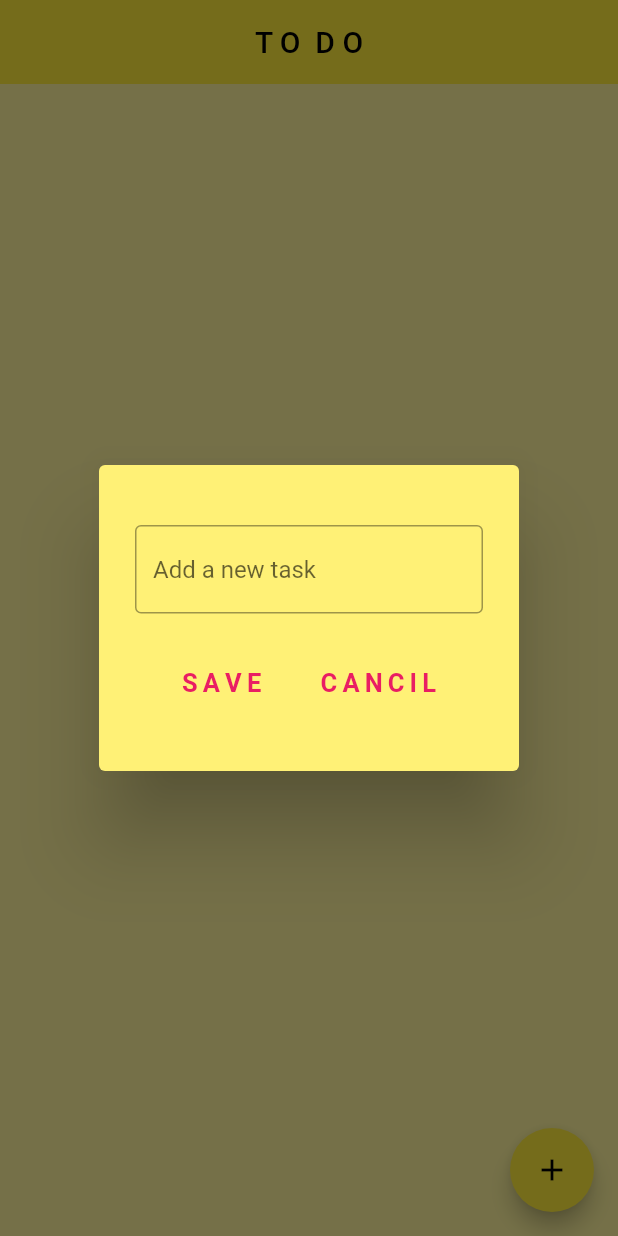
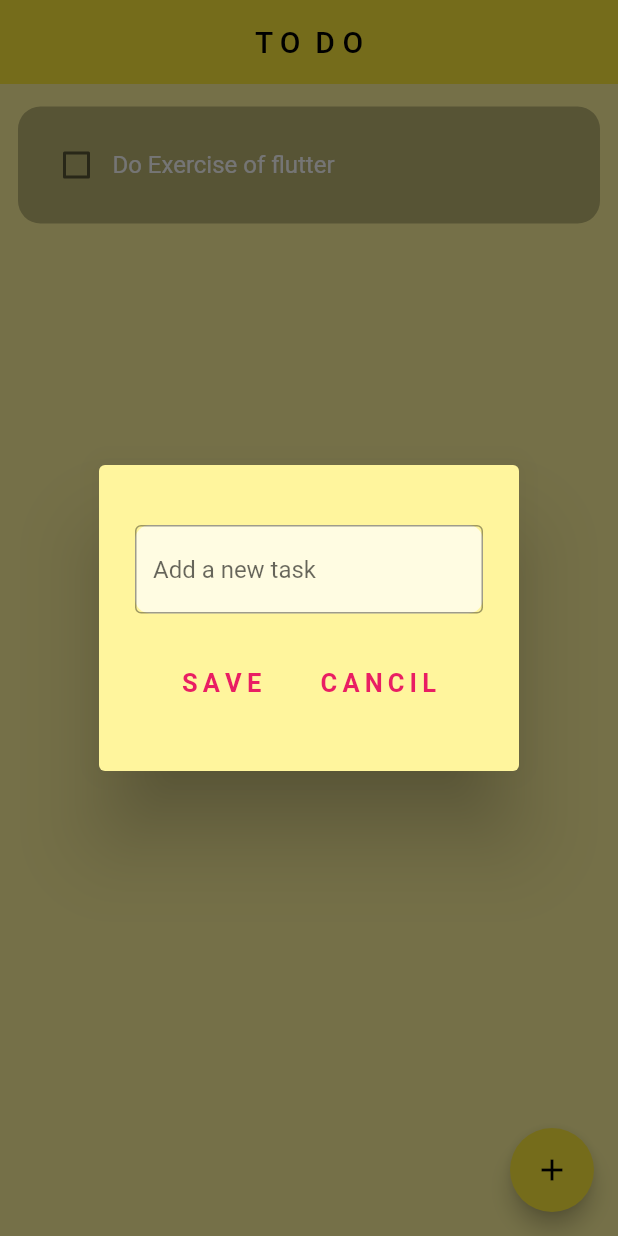
Before and after one commit to navneetprajapati26/To-Do, a Flutter app: the screen it shows after launch, after a tap on the "add" icon, on a phone screen of 412 x 824 dp. Run offline on Flutter 3.47's test engine with Material 2 defaults, Android fonts, the phone set to English and light mode, and no system bars; drawn by our look-alikes of flutter_slidable; our stand-ins replace hive_flutter; missing offline and left inert: dart:ffi; accounts and stored records are empty.

Commit message:
log change succsesfuly 🥳

```diff
--- a/lib/home_page.dart
+++ b/lib/home_page.dart
@@ -1,6 +1,8 @@
 import 'dart:ffi';
 
 import 'package:flutter/material.dart';
+import 'package:hive_flutter/adapters.dart';
+import 'package:todo/data/database.dart';
 import 'package:todo/util/dialog_box.dart';
 import 'package:todo/util/todo_tile.dart';
 
@@ -12,32 +14,53 @@ class HomePage extends StatefulWidget {
 }
 
 class _HomePageState extends State<HomePage> {
+  //reference of hive box
+  final _myBox = Hive.box('myBox');
+  ToDoDataBase db = ToDoDataBase();
   final _controller = TextEditingController();
-  List toDoList = [
-    // ["getint 20 LPA", true],
-    // ["mary with ujala ", true],
-    // ["making many ", false]
-  ];
+
+  @override
+  void initState() {
+    // whene first time
+    if(_myBox.get("TODOLIST") == null){
+      db.createInitialData();
+    }else{
+      // alredy
+      db.loadData();
+    }
+    super.initState();
+  }
+
+  // List toDoList = [
+  //   // ["getint 20 LPA", true],
+  //   // ["mary with ujala ", true],
+  //   // ["making many ", false]
+  // ];
 
   // Chackbox was tapped
 
   void checkBoxChanged(bool? value, int index) {
-    setState((){
-      toDoList[index][1] = !toDoList[index][1];
+    setState(() {
+      db.toDoList[index][1] = !db.toDoList[index][1];
     });
+    db.updateDatabase();
   }
+
   // Save new task
-  void saveNewTask(){
-    setState((){
-      toDoList.add([_controller.text,false]);
+  void saveNewTask() {
+    setState(() {
+      db.toDoList.add([_controller.text, false]);
       _controller.clear();
     });
     Navigator.of(context).pop();
+    db.updateDatabase();
   }
 
   // create New Task
-  void createNewTask(){
-    showDialog(context: context, builder: (context){
+  void createNewTask() {
+    showDialog(
+        context: context,
+        builder: (context) {
           return DialogBox(
             controller: _controller,
             onSave: saveNewTask,
@@ -47,10 +70,11 @@ class _HomePageState extends State<HomePage> {
   }
 
   // delete Task
-  void deleteTask(int index){
-    setState((){
-      toDoList.removeAt(index);
+  void deleteTask(int index) {
+    setState(() {
+      db.toDoList.removeAt(index);
     });
+    db.updateDatabase();
   }
 
   @override
@@ -67,13 +91,14 @@ class _HomePageState extends State<HomePage> {
         child: Icon(Icons.add),
       ),
       body: ListView.builder(
-        itemCount: toDoList.length,
+        itemCount: db.toDoList.length,
         itemBuilder: (context, index) {
           return TodoTile(
             onChanged: (value) => checkBoxChanged(value, index),
-              taskName: toDoList[index][0],
-              taslComleted: toDoList[index][1],
-          deleteFunction: (context)=> deleteTask(index),);
+            taskName: db.toDoList[index][0],
+            taslComleted: db.toDoList[index][1],
+            deleteFunction: (context) => deleteTask(index),
+          );
         },
       ),
     );
--- a/lib/main.dart
+++ b/lib/main.dart
@@ -1,7 +1,21 @@
 import 'package:flutter/material.dart';
+import 'package:hive_flutter/adapters.dart';
+import 'package:hive_flutter/hive_flutter.dart';
 import 'package:todo/home_page.dart';
+import 'package:flutter/services.dart';
 
-void main() {
+void main() async {
+  //init hive
+  await Hive.initFlutter();
+
+  //open a box
+  var box = await Hive.openBox('mybox');
+
+  SystemChrome.setSystemUIOverlayStyle(SystemUiOverlayStyle(
+      statusBarColor: Colors.yellow,
+      statusBarIconBrightness: Brightness.light,
+      statusBarBrightness: Brightness.dark));
+
   runApp(const MyApp());
 }
 
--- a/lib/util/dialog_box.dart
+++ b/lib/util/dialog_box.dart
@@ -16,7 +16,7 @@ class DialogBox extends StatelessWidget {
   @override
   Widget build(BuildContext context) {
     return AlertDialog(
-      backgroundColor: Colors.yellow[300],
+      backgroundColor: Colors.yellow[200],
       content: Container(
         height: 160,
         decoration: BoxDecoration(
@@ -27,10 +27,14 @@ class DialogBox extends StatelessWidget {
             SizedBox(
               height: 20,
             ),
-            TextField(
-              controller: controller,
-              decoration: InputDecoration(
-                  border: OutlineInputBorder(), hintText: "Add a new task"),
+            Container(
+
+              decoration: BoxDecoration(color: Colors.white70,borderRadius: BorderRadius.circular(10),),
+              child: TextField(
+                controller: controller,
+                decoration: InputDecoration(
+                     hintText: "Add a new task",border: OutlineInputBorder(),),
+              ),
             ),
             SizedBox(
               height: 20,
--- a/lib/util/todo_tile.dart
+++ b/lib/util/todo_tile.dart
@@ -18,7 +18,7 @@ class TodoTile extends StatelessWidget {
   @override
   Widget build(BuildContext context) {
     return Padding(
-      padding: const EdgeInsets.only(top: 25, left: 12, right: 12),
+      padding: const EdgeInsets.only(top: 15, left: 12, right: 12),
       child: Slidable(
         endActionPane: ActionPane(
           motion: StretchMotion(),
@@ -32,7 +32,7 @@ class TodoTile extends StatelessWidget {
           ],
         ),
         child: Container(
-          padding: EdgeInsets.all(25),
+          padding: EdgeInsets.all(15),
           child: Row(
             children: [
               //checkBox
@@ -48,13 +48,13 @@ class TodoTile extends StatelessWidget {
                 style: TextStyle(
                     decoration: taslComleted
                         ? TextDecoration.lineThrough
-                        : TextDecoration.none),
+                        : TextDecoration.none,color: Colors.white,fontSize: 16),
               ),
             ],
           ),
           decoration: BoxDecoration(
-              color: Colors.tealAccent,
-              borderRadius: BorderRadius.circular(20)),
+              color: Colors.black26,
+              borderRadius: BorderRadius.circular(15)),
         ),
       ),
     );
```
Also changed, not shown: pubspec.yaml (+10 -0 lines), pubspec.lock, 17 other files. Lines whose indentation alone changed are shown as unchanged.
